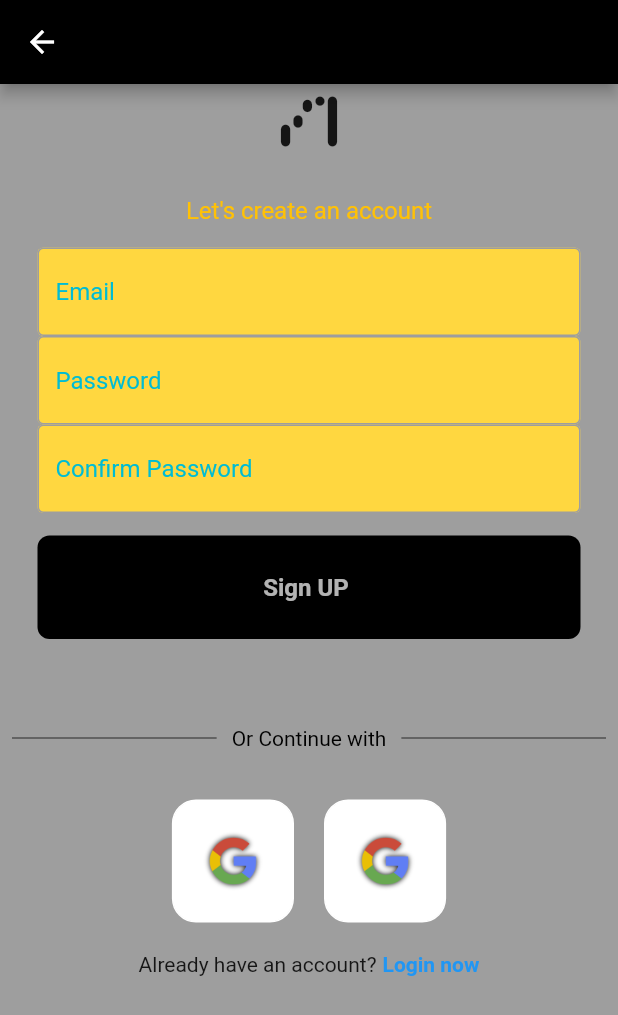
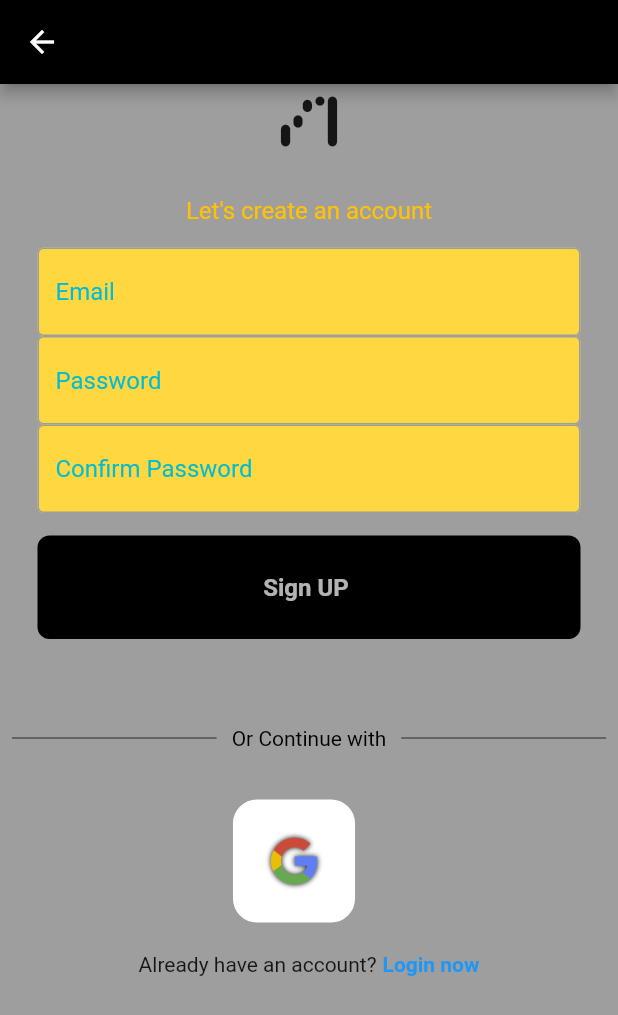
Before and after one commit to Lucifer4602/AquaTrace-group-project-, a Flutter app: the register screen opened directly with empty values, on a phone screen of 412 x 824 dp. Shown: the top 1015 px of the screen. Run offline on Flutter 3.47's test engine with Material 2 defaults, Android fonts, the phone set to English and light mode, and no system bars; our stand-ins replace curved_navigation_bar, firebase_auth, firebase_core, get, google_sign_in; accounts and stored records are empty.

```diff
--- a/lib/register.dart
+++ b/lib/register.dart
@@ -187,8 +187,8 @@ class registerState extends State<register> {
                   width: 20,
                 ),
 
-                //fb
-                Square_tile(onTap: () {}, imagePath: 'assets/google1.png'),
+                // fb
+                // Square_tile(onTap: () {}, imagePath: 'assets/google1.png'),
               ],
             ),
             SizedBox(
```
Also changed, not shown: 1 other file.
